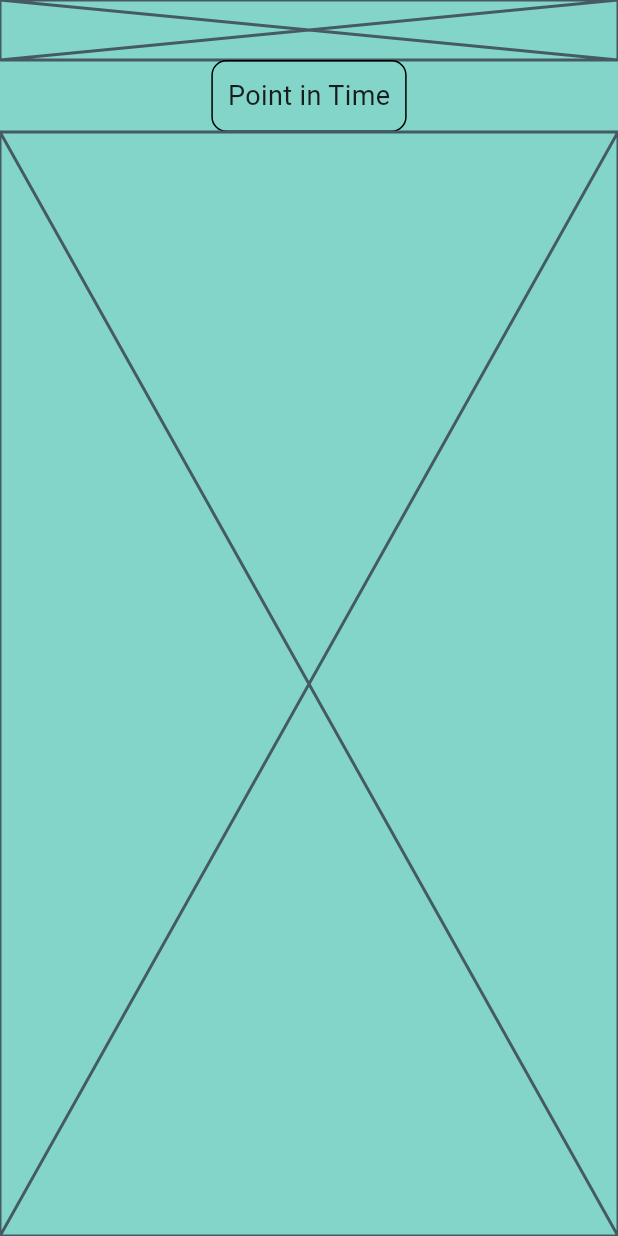
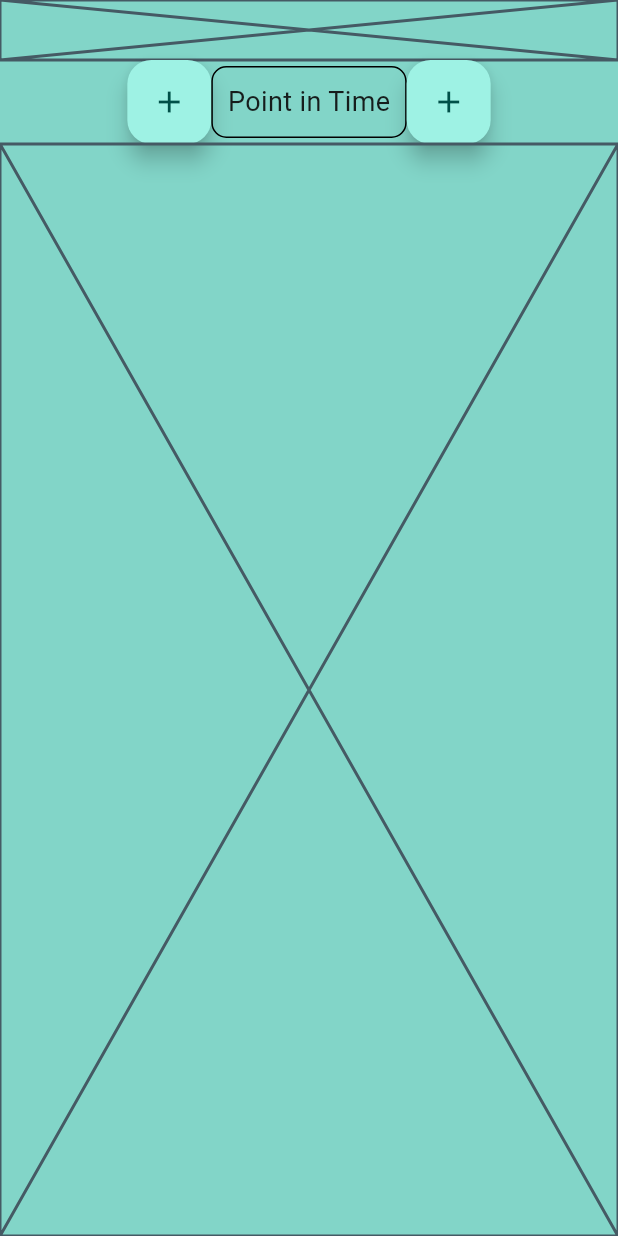
Before and after one commit to KiraResari/ceal-chronicler-f, a Flutter app: the screen it shows after launch, on a phone screen of 412 x 824 dp. Run offline on Flutter 3.47's test engine with Material 3 defaults, Android fonts, the phone set to English and light mode, and no system bars; our stand-ins replace event_bus, get_it; missing offline and left inert: optional.

Commit message:
It is now possible to add new points in time

```diff
--- /dev/null
+++ b/lib/timeline/add_point_in_time_button.dart
@@ -0,0 +1,22 @@
+import 'package:ceal_chronicler_f/timeline/time_bar_controller.dart';
+import 'package:flutter/material.dart';
+import 'package:provider/provider.dart';
+
+class AddPointInTimeButton extends StatelessWidget {
+  final int insertionIndex;
+
+  const AddPointInTimeButton({super.key, required this.insertionIndex});
+
+  @override
+  Widget build(BuildContext context) {
+    return FloatingActionButton(
+      child: const Icon(Icons.add),
+      onPressed: () => _addPointInTime(context),
+    );
+  }
+
+  void _addPointInTime(BuildContext context) {
+    TimeBarController controller = context.read<TimeBarController>();
+    controller.addPointInTimeAtIndex(insertionIndex);
+  }
+}
--- a/lib/timeline/time_bar.dart
+++ b/lib/timeline/time_bar.dart
@@ -1,3 +1,4 @@
+import 'package:ceal_chronicler_f/timeline/add_point_in_time_button.dart';
 import 'package:ceal_chronicler_f/timeline/point_in_time.dart';
 import 'package:ceal_chronicler_f/timeline/time_bar_controller.dart';
 import 'package:ceal_chronicler_f/timeline/time_bar_panel.dart';
@@ -25,10 +26,27 @@ class TimeBar extends StatelessWidget {
         controller: controller,
         scrollDirection: Axis.horizontal,
         child: Row(
-          children:
-              points.map((point) => TimeBarPanel(pointInTime: point)).toList(),
+          children: _buildScrollBarElements(points),
         ),
       ),
     );
   }
+
+  List<Widget> _buildScrollBarElements(List<PointInTime> points) {
+    int insertionIndex = 0;
+    List<Widget> scrollBarElements = [];
+
+    for (PointInTime point in points) {
+      var addButton = AddPointInTimeButton(insertionIndex: insertionIndex);
+      scrollBarElements.add(addButton);
+      var timeBarPanel = TimeBarPanel(pointInTime: point);
+      scrollBarElements.add(timeBarPanel);
+      insertionIndex++;
+    }
+
+    var finalAddButton = AddPointInTimeButton(insertionIndex: insertionIndex);
+    scrollBarElements.add(finalAddButton);
+
+    return scrollBarElements;
+  }
 }
--- a/lib/timeline/time_bar_controller.dart
+++ b/lib/timeline/time_bar_controller.dart
@@ -14,4 +14,9 @@ class TimeBarController extends ChangeNotifier {
   }
 
   List<PointInTime> get pointsInTime => _pointInTimeRepository.all;
+
+  void addPointInTimeAtIndex(int index) {
+    _pointInTimeRepository.createNewAtIndex(index);
+    notifyListeners();
+  }
 }
```
Also changed, not shown: 1 other file.
